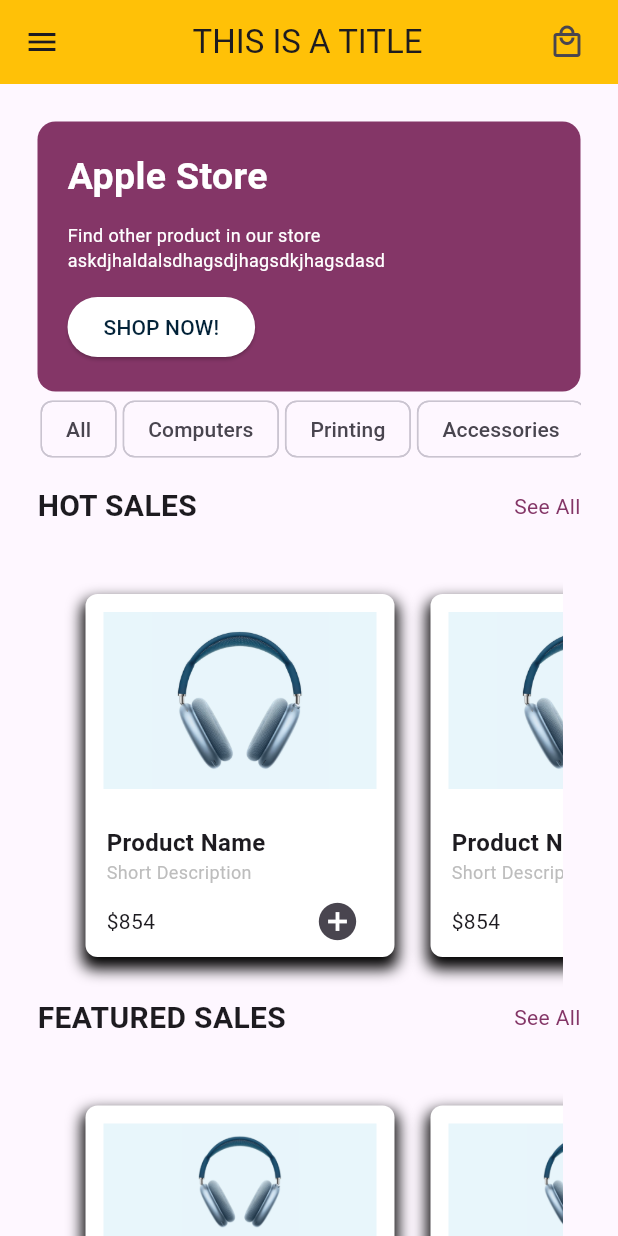
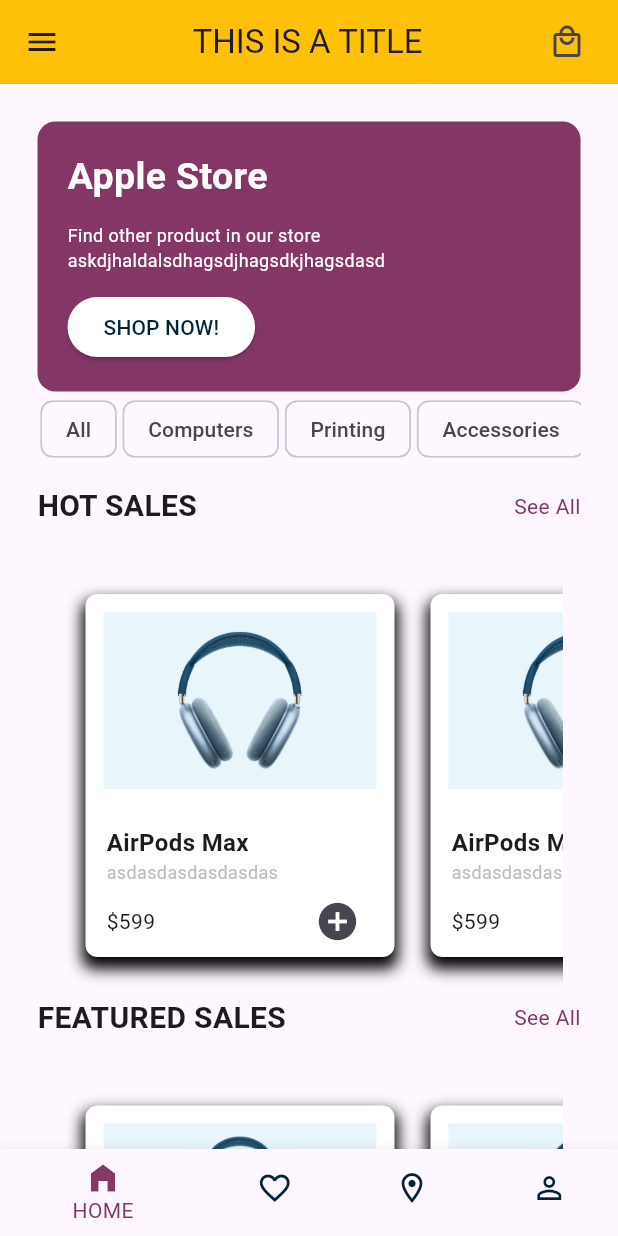
Before and after one commit to FrancisLydz1321/finals_mobile_palman_lydzustre_5, a Flutter app: the screen it shows after launch, on a phone screen of 412 x 824 dp. Run offline on Flutter 3.47's test engine with Material 3 defaults, Android fonts, the phone set to English and light mode, and no system bars; our stand-ins replace flutter_riverpod, flutter_svg, riverpod.

Commit message:
to be sure 3:12am

```diff
--- a/lib/views/home_page.dart
+++ b/lib/views/home_page.dart
@@ -10,12 +10,17 @@
 import 'package:flutter_staggered_grid_view/flutter_staggered_grid_view.dart';
 import 'package:flutter_svg/svg.dart';
 
+final currentIndexProvider = StateProvider((ref) {
+  return 0;
+});
+
 class HomePage extends ConsumerWidget {
   const HomePage({super.key});
 
   @override
   Widget build(BuildContext context, WidgetRef ref) {
     final products = ref.watch(productNotifierProvider);
+    final currentIndex = ref.watch(currentIndexProvider);
     return Scaffold(
       appBar: AppBar(
         backgroundColor: kdefaultColor,
@@ -158,6 +163,35 @@
           ),
         ),
       ),
+      bottomNavigationBar: BottomNavigationBar(
+        selectedItemColor: kPrimaryColor,
+        unselectedItemColor: kSecondaryColor,
+        currentIndex: currentIndex,
+        onTap: (value) =>
+            ref.read(currentIndexProvider.notifier).update((state) => value),
+        items: const [
+          BottomNavigationBarItem(
+            icon: Icon(Icons.home_outlined),
+            label: 'HOME',
+            activeIcon: Icon(Icons.home_filled),
+          ),
+          BottomNavigationBarItem(
+            icon: Icon(Icons.favorite_outline),
+            label: 'FAVORITES',
+            activeIcon: Icon(Icons.favorite),
+          ),
+          BottomNavigationBarItem(
+            icon: Icon(Icons.location_on_outlined),
+            label: 'LOCATION',
+            activeIcon: Icon(Icons.location_on),
+          ),
+          BottomNavigationBarItem(
+            icon: Icon(Icons.person_outline),
+            label: 'PROFILE',
+            activeIcon: Icon(Icons.person),
+          ),
+        ],
+      ),
     );
   }
 }
--- a/lib/widgets/card_widget.dart
+++ b/lib/widgets/card_widget.dart
@@ -58,18 +58,18 @@
                   crossAxisAlignment: CrossAxisAlignment.start,
                   children: [
                     Text(
-                      'Product Name',
+                      product[productIndex].title,
                       style: AppTheme.kCardTitle,
                       overflow: TextOverflow.ellipsis,
                     ),
                     Text(
-                      'Short Description',
+                      product[productIndex].shortDescription,
                       style: AppTheme.kBodyText,
                     ),
                     Row(
                       mainAxisAlignment: MainAxisAlignment.spaceBetween,
                       children: [
-                        Text('\$854'),
+                        Text('\$${product[productIndex].price}'),
                         IconButton(
                           onPressed: () {},
                           icon: Icon(
```
